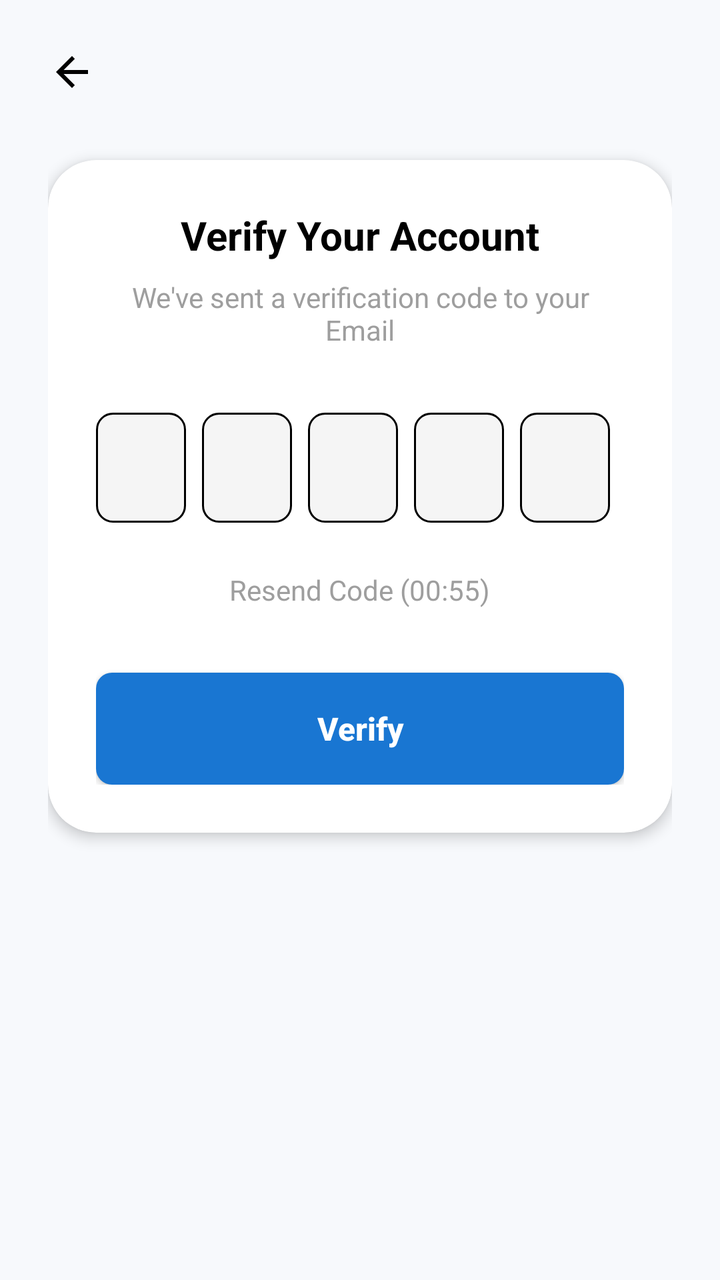
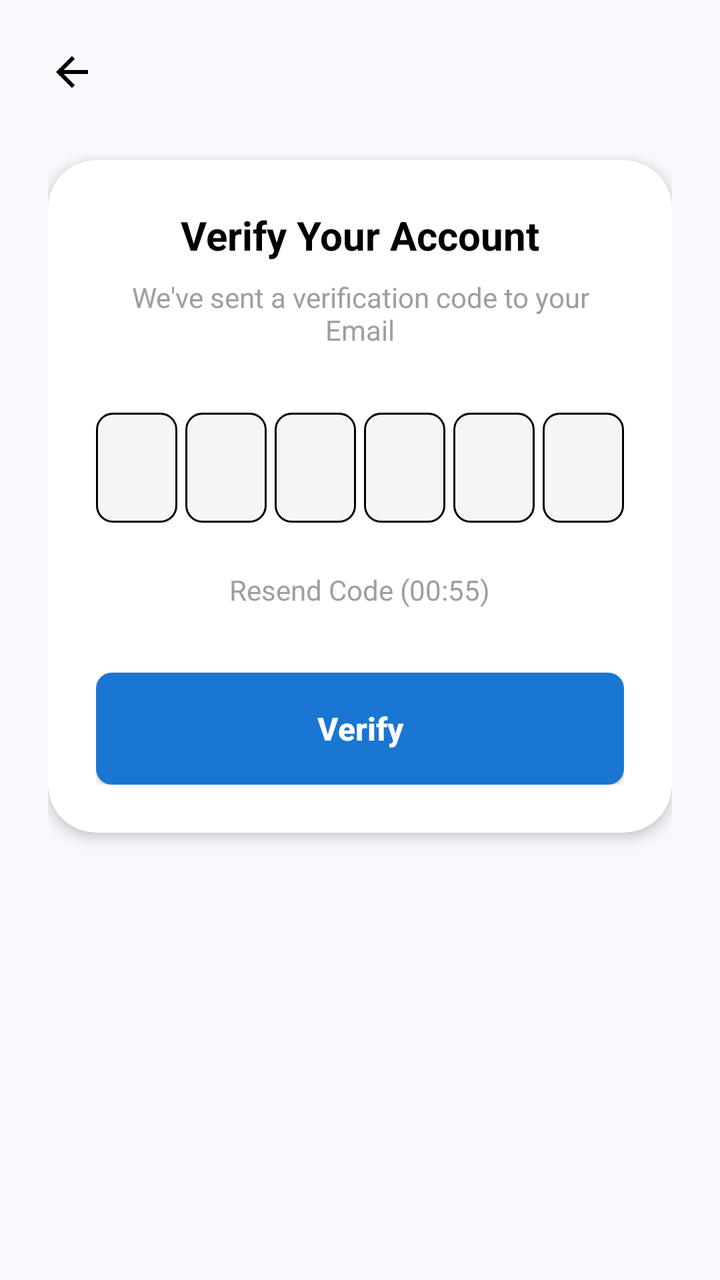

Before-and-after screenshots of an Android layout around one commit, followed by the original layout XML and the change that was made.
<!-- AndroidManifest.xml: application theme Theme.OvaDrugX -->
<!-- res/layout/activity_otp_verification.xml -->
<?xml version="1.0" encoding="utf-8"?>
<androidx.constraintlayout.widget.ConstraintLayout xmlns:android="http://schemas.android.com/apk/res/android"
    xmlns:app="http://schemas.android.com/apk/res-auto"
    xmlns:tools="http://schemas.android.com/tools"
    android:layout_width="match_parent"
    android:layout_height="match_parent"
    android:background="@color/premium_light_bg"
    android:padding="24dp"
    tools:context=".OtpVerificationActivity">

    <ImageView
        android:id="@+id/btn_back_otp"
        android:layout_width="24dp"
        android:layout_height="24dp"
        android:src="@drawable/ic_arrow_back"
        android:contentDescription="Back"
        app:tint="@color/black"
        app:layout_constraintStart_toStartOf="parent"
        app:layout_constraintTop_toTopOf="parent" />

    <androidx.cardview.widget.CardView
        android:layout_width="match_parent"
        android:layout_height="wrap_content"
        android:layout_marginTop="32dp"
        app:cardBackgroundColor="@color/white"
        app:cardCornerRadius="24dp"
        app:cardElevation="4dp"
        app:layout_constraintEnd_toEndOf="parent"
        app:layout_constraintStart_toStartOf="parent"
        app:layout_constraintTop_toBottomOf="@+id/btn_back_otp">

        <LinearLayout
            android:layout_width="match_parent"
            android:layout_height="wrap_content"
            android:orientation="vertical"
            android:padding="24dp"
            android:gravity="center_horizontal">

            <TextView
                android:id="@+id/otp_header"
                android:layout_width="wrap_content"
                android:layout_height="wrap_content"
                android:text="Verify Your Account"
                android:textColor="@color/black"
                android:textSize="20sp"
                android:textStyle="bold" />

            <TextView
                android:id="@+id/otp_subheader"
                android:layout_width="wrap_content"
                android:layout_height="wrap_content"
                android:layout_marginTop="8dp"
                android:text="We've sent a verification code to your Email"
                android:textColor="@color/text_hint"
                android:textSize="14sp"
                android:gravity="center" />

            <LinearLayout
                android:id="@+id/otp_container"
                android:layout_width="wrap_content"
                android:layout_height="wrap_content"
                android:layout_marginTop="32dp"
                android:orientation="horizontal">

                <EditText
                    android:id="@+id/otp_1"
                    android:layout_width="45dp"
                    android:layout_height="55dp"
                    android:background="@drawable/bg_input_field"
                    android:gravity="center"
                    android:inputType="number"
                    android:maxLength="1"
                    android:textColor="@color/black"
                    android:textSize="20sp"
                    android:layout_marginEnd="8dp"/>

                <EditText
                    android:id="@+id/otp_2"
                    android:layout_width="45dp"
                    android:layout_height="55dp"
                    android:background="@drawable/bg_input_field"
                    android:gravity="center"
                    android:inputType="number"
                    android:maxLength="1"
                    android:textColor="@color/black"
                    android:textSize="20sp"
                    android:layout_marginEnd="8dp"/>

                <EditText
                    android:id="@+id/otp_3"
                    android:layout_width="45dp"
                    android:layout_height="55dp"
                    android:background="@drawable/bg_input_field"
                    android:gravity="center"
                    android:inputType="number"
                    android:maxLength="1"
                    android:textColor="@color/black"
                    android:textSize="20sp"
                    android:layout_marginEnd="8dp"/>

                <EditText
                    android:id="@+id/otp_4"
                    android:layout_width="45dp"
                    android:layout_height="55dp"
                    android:background="@drawable/bg_input_field"
                    android:gravity="center"
                    android:inputType="number"
                    android:maxLength="1"
                    android:textColor="@color/black"
                    android:textSize="20sp"
                    android:layout_marginEnd="8dp"/>

                <EditText
                    android:id="@+id/otp_5"
                    android:layout_width="45dp"
                    android:layout_height="55dp"
                    android:background="@drawable/bg_input_field"
                    android:gravity="center"
                    android:inputType="number"
                    android:maxLength="1"
                    android:textColor="@color/black"
                    android:textSize="20sp"
                    android:layout_marginEnd="8dp"/>

                <EditText
                    android:id="@+id/otp_6"
                    android:layout_width="45dp"
                    android:layout_height="55dp"
                    android:background="@drawable/bg_input_field"
                    android:gravity="center"
                    android:inputType="number"
                    android:maxLength="1"
                    android:textColor="@color/black"
                    android:textSize="20sp"/>

            </LinearLayout>

            <TextView
                android:id="@+id/tv_resend_code"
                android:layout_width="wrap_content"
                android:layout_height="wrap_content"
                android:layout_marginTop="24dp"
                android:text="Resend Code (00:55)"
                android:textColor="@color/text_hint" />

            <androidx.appcompat.widget.AppCompatButton
                android:id="@+id/btn_verify_otp"
                android:layout_width="match_parent"
                android:layout_height="56dp"
                android:layout_marginTop="32dp"
                android:background="@drawable/bg_button_primary"
                android:text="Verify"
                android:textAllCaps="false"
                android:textColor="@color/white"
                android:textSize="16sp"
                android:textStyle="bold" />
        </LinearLayout>
    </androidx.cardview.widget.CardView>

</androidx.constraintlayout.widget.ConstraintLayout>
<!-- resources referenced by this layout -->
<resources>
  <color name="black">#FF000000</color>
  <color name="premium_light_bg">#F7F9FC</color>
  <color name="text_hint">#9E9E9E</color>
  <color name="white">#FFFFFFFF</color>
  <!-- drawable bg_button_primary (drawable) -->
  <?xml version="1.0" encoding="utf-8"?>
  <shape xmlns:android="http://schemas.android.com/apk/res/android">
      <solid android:color="@color/primary_blue" />
      <corners android:radius="8dp" />
  </shape>
  <!-- drawable bg_input_field (drawable) -->
  <?xml version="1.0" encoding="utf-8"?>
  <shape xmlns:android="http://schemas.android.com/apk/res/android">
      <solid android:color="@color/input_background" />
      <corners android:radius="8dp" />
      <stroke android:width="1dp" android:color="@color/black" />
  </shape>
  <!-- drawable ic_arrow_back (drawable) -->
  <vector xmlns:android="http://schemas.android.com/apk/res/android"
      android:width="24dp"
      android:height="24dp"
      android:viewportWidth="24"
      android:viewportHeight="24">
      <path
          android:fillColor="#FF000000"
          android:pathData="M20,11H7.83l5.59,-5.59L12,4l-8,8 8,8 1.41,-1.41L7.83,13H20v-2z" />
  </vector>
  <style name="Theme.OvaDrugX" parent="Base.Theme.OvaDrugX">
          <item name="textAppearanceHeadlineMedium">@style/TextAppearance.App.HeadlineMedium</item>
          <item name="textAppearanceTitleLarge">@style/TextAppearance.App.TitleLarge</item>
          <item name="textAppearanceTitleMedium">@style/TextAppearance.App.TitleMedium</item>
          <item name="textAppearanceBodyLarge">@style/TextAppearance.App.BodyLarge</item>
          <item name="textAppearanceBodyMedium">@style/TextAppearance.App.BodyMedium</item>
          <item name="textAppearanceLabelSmall">@style/TextAppearance.App.LabelSmall</item>
      </style>
  <color name="primary_blue">#1976D2</color>
  <color name="input_background">#F5F5F5</color>
  <style name="Base.Theme.OvaDrugX" parent="Theme.Material3.DayNight.NoActionBar">
          
          
          <item name="android:windowBackground">@drawable/page_background</item>
          <item name="android:colorBackground">@android:color/transparent</item>
      </style>
  <style name="TextAppearance.App.HeadlineMedium" parent="TextAppearance.Material3.HeadlineMedium">
          <item name="android:textStyle">bold</item>
          <item name="android:letterSpacing">0.02</item>
      </style>
  <style name="TextAppearance.App.TitleLarge" parent="TextAppearance.Material3.TitleLarge">
          <item name="android:textStyle">bold</item>
          <item name="android:letterSpacing">0.02</item>
      </style>
  <style name="TextAppearance.App.TitleMedium" parent="TextAppearance.Material3.TitleMedium">
          <item name="android:textStyle">bold</item>
      </style>
  <style name="TextAppearance.App.BodyLarge" parent="TextAppearance.Material3.BodyLarge">
          <item name="android:textColor">@color/text_dark</item>
      </style>
  <style name="TextAppearance.App.BodyMedium" parent="TextAppearance.Material3.BodyMedium">
          <item name="android:textColor">@color/text_secondary</item>
      </style>
  <style name="TextAppearance.App.LabelSmall" parent="TextAppearance.Material3.LabelSmall">
          <item name="android:textStyle">bold</item>
          <item name="android:textAllCaps">true</item>
      </style>
  <!-- drawable page_background (drawable) -->
  <?xml version="1.0" encoding="utf-8"?>
  <shape xmlns:android="http://schemas.android.com/apk/res/android">
      <solid android:color="@color/premium_light_bg"/>
  </shape>
  <color name="text_dark">#212121</color>
  <color name="text_secondary">#888888</color>
</resources>

<!-- the commit's change to res/layout/activity_otp_verification.xml (unified diff, before → after) -->
@@ -57,75 +57,81 @@
 
             <LinearLayout
                 android:id="@+id/otp_container"
-                android:layout_width="wrap_content"
+                android:layout_width="match_parent"
                 android:layout_height="wrap_content"
                 android:layout_marginTop="32dp"
                 android:orientation="horizontal">
 
                 <EditText
                     android:id="@+id/otp_1"
-                    android:layout_width="45dp"
+                    android:layout_width="0dp"
                     android:layout_height="55dp"
+                    android:layout_weight="1"
                     android:background="@drawable/bg_input_field"
                     android:gravity="center"
                     android:inputType="number"
                     android:maxLength="1"
                     android:textColor="@color/black"
                     android:textSize="20sp"
-                    android:layout_marginEnd="8dp"/>
+                    android:layout_marginEnd="4dp"/>
 
                 <EditText
                     android:id="@+id/otp_2"
-                    android:layout_width="45dp"
+                    android:layout_width="0dp"
                     android:layout_height="55dp"
+                    android:layout_weight="1"
                     android:background="@drawable/bg_input_field"
                     android:gravity="center"
                     android:inputType="number"
                     android:maxLength="1"
                     android:textColor="@color/black"
                     android:textSize="20sp"
-                    android:layout_marginEnd="8dp"/>
+                    android:layout_marginEnd="4dp"/>
 
                 <EditText
                     android:id="@+id/otp_3"
-                    android:layout_width="45dp"
+                    android:layout_width="0dp"
                     android:layout_height="55dp"
+                    android:layout_weight="1"
                     android:background="@drawable/bg_input_field"
                     android:gravity="center"
                     android:inputType="number"
                     android:maxLength="1"
                     android:textColor="@color/black"
                     android:textSize="20sp"
-                    android:layout_marginEnd="8dp"/>
+                    android:layout_marginEnd="4dp"/>
 
                 <EditText
                     android:id="@+id/otp_4"
-                    android:layout_width="45dp"
+                    android:layout_width="0dp"
                     android:layout_height="55dp"
+                    android:layout_weight="1"
                     android:background="@drawable/bg_input_field"
                     android:gravity="center"
                     android:inputType="number"
                     android:maxLength="1"
                     android:textColor="@color/black"
                     android:textSize="20sp"
-                    android:layout_marginEnd="8dp"/>
+                    android:layout_marginEnd="4dp"/>
 
                 <EditText
                     android:id="@+id/otp_5"
-                    android:layout_width="45dp"
+                    android:layout_width="0dp"
                     android:layout_height="55dp"
+                    android:layout_weight="1"
                     android:background="@drawable/bg_input_field"
                     android:gravity="center"
                     android:inputType="number"
                     android:maxLength="1"
                     android:textColor="@color/black"
                     android:textSize="20sp"
-                    android:layout_marginEnd="8dp"/>
+                    android:layout_marginEnd="4dp"/>
 
                 <EditText
                     android:id="@+id/otp_6"
-                    android:layout_width="45dp"
+                    android:layout_width="0dp"
                     android:layout_height="55dp"
+                    android:layout_weight="1"
                     android:background="@drawable/bg_input_field"
                     android:gravity="center"
                     android:inputType="number"
